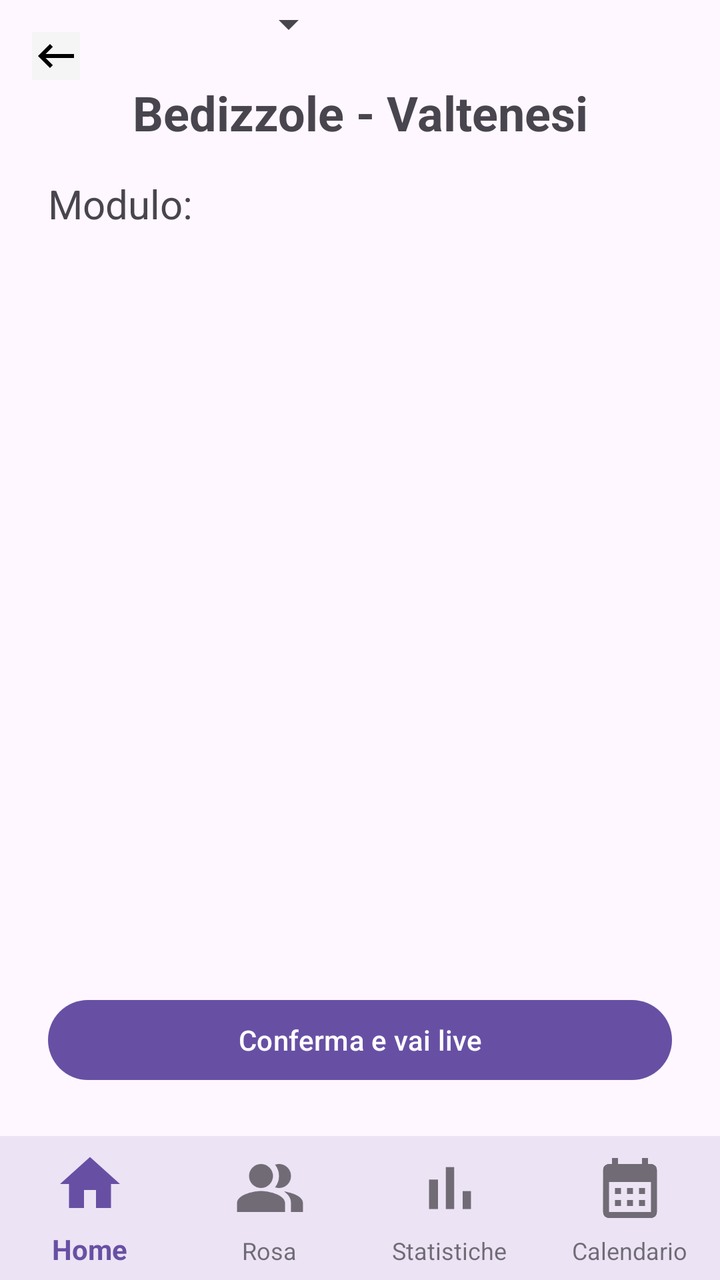
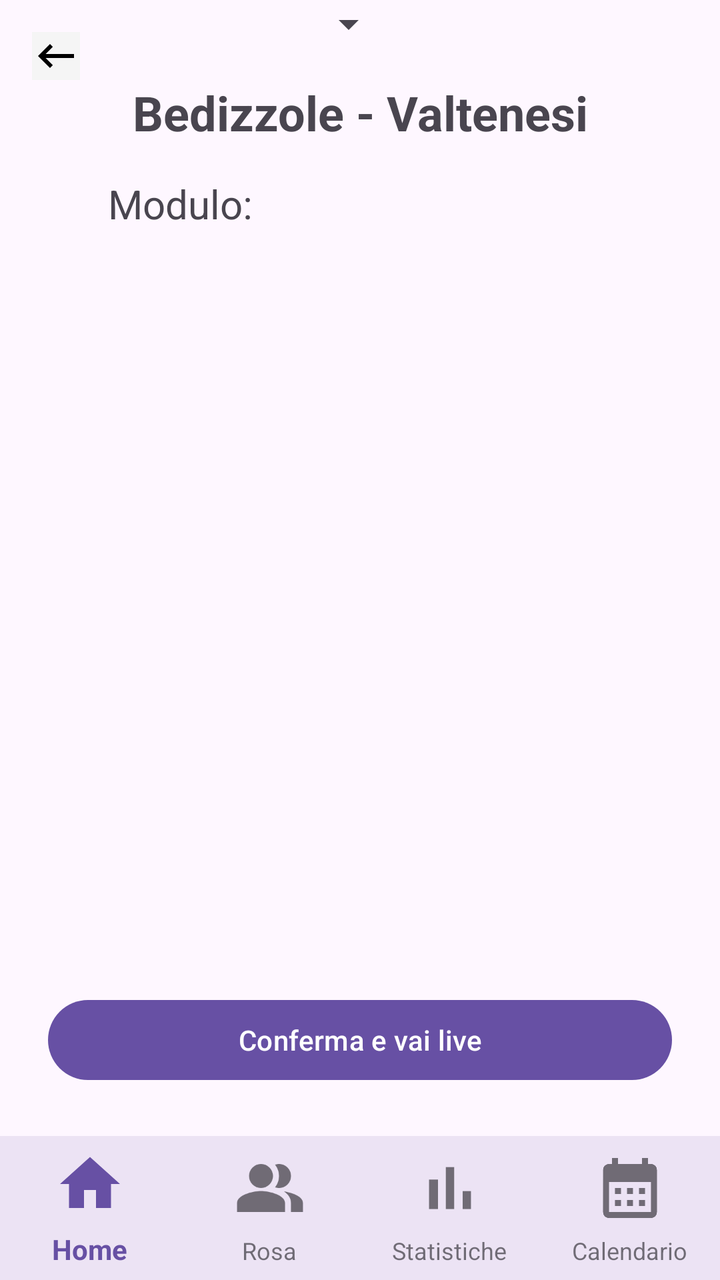

Screens rendered from an Android XML layout before and after an edit, with the pre-edit source and the edit as a unified diff.
<!-- AndroidManifest.xml: application theme Theme.YouCoach -->
<!-- res/layout/activity_formazione_titolari.xml -->
<?xml version="1.0" encoding="utf-8"?>
<androidx.constraintlayout.widget.ConstraintLayout
    xmlns:android="http://schemas.android.com/apk/res/android"
    xmlns:app="http://schemas.android.com/apk/res-auto"
    xmlns:tools="http://schemas.android.com/tools"
    android:layout_width="match_parent"
    android:layout_height="match_parent">

    <ImageButton
        android:id="@+id/back_button"
        android:layout_width="wrap_content"
        android:layout_height="wrap_content"
        android:layout_marginStart="16dp"
        android:layout_marginTop="16dp"
        android:background="@color/background_grey"
        android:src="@drawable/arrow_back"
        app:layout_constraintStart_toStartOf="parent"
        app:layout_constraintTop_toTopOf="parent" />


    <TextView
        android:id="@+id/testo_partita"
        android:layout_width="wrap_content"
        android:layout_height="wrap_content"
        android:text="Bedizzole - Valtenesi"
        android:textStyle="bold"
        android:textSize="24dp"
        app:layout_constraintStart_toStartOf="parent"
        app:layout_constraintEnd_toEndOf="parent"
        app:layout_constraintTop_toBottomOf="@+id/back_button"/>

    <TextView
        android:id="@id/testo_modulo"
        android:layout_width="wrap_content"
        android:layout_height="wrap_content"
        android:textSize="20dp"
        android:text="Modulo:"
        android:layout_marginStart="24dp"
        android:layout_marginTop="16dp"
        app:layout_constraintTop_toBottomOf="@+id/testo_partita"
        app:layout_constraintStart_toStartOf="parent"/>



    <Spinner
        android:id="@+id/spinnerModuli"
        android:layout_width="0dp"
        android:layout_height="wrap_content"
        android:layout_weight="2"
        android:layout_marginEnd="16dp"
        android:layout_marginStart="24dp"
        android:layout_marginTop="16dp"
        app:layout_constraintBaseline_toBaselineOf="@+id/testo_modulo"
        app:layout_constraintTop_toBottomOf="@+id/testo_partita"
        app:layout_constraintStart_toEndOf="@+id/testo_modulo"/>


    <androidx.recyclerview.widget.RecyclerView
        android:id="@+id/recyclerPosizioni"
        android:layout_width="0dp"
        android:layout_height="0dp"
        android:layout_marginTop="16dp"
        android:layout_marginBottom="16dp"
        android:layout_margin="24dp"
        app:layout_constraintTop_toBottomOf="@id/spinnerModuli"
        app:layout_constraintStart_toStartOf="parent"
        app:layout_constraintEnd_toEndOf="parent"
        app:layout_constraintBottom_toTopOf="@id/buttonConferma"/>






    <Button
        android:id="@+id/buttonConferma"
        android:layout_width="0dp"
        android:layout_height="wrap_content"
        android:text="Conferma e vai live"
        app:layout_constraintBottom_toTopOf="@+id/bottom_navigation"
        app:layout_constraintStart_toStartOf="parent"
        app:layout_constraintEnd_toEndOf="parent"
        android:layout_marginStart="24dp"
        android:layout_marginEnd="24dp"
        android:layout_marginBottom="24dp"/>

    <com.google.android.material.bottomnavigation.BottomNavigationView
        android:id="@+id/bottom_navigation"
        android:layout_width="0dp"
        android:layout_height="72dp"
        android:background="?android:attr/windowBackground"
        app:labelVisibilityMode="labeled"
        app:menu="@menu/bottom_nav_menu"
        style="@style/BottomNavigationViewStyle"
        app:layout_constraintBottom_toBottomOf="parent"
        app:layout_constraintStart_toStartOf="parent"
        app:layout_constraintEnd_toEndOf="parent" />

</androidx.constraintlayout.widget.ConstraintLayout>
<!-- resources referenced by this layout -->
<resources>
  <color name="background_grey">#F5F5F5</color>
  <!-- drawable arrow_back (drawable) -->
  <vector xmlns:android="http://schemas.android.com/apk/res/android" android:autoMirrored="true" android:height="24dp" android:tint="#000000" android:viewportHeight="24" android:viewportWidth="24" android:width="24dp">
        
      <path android:fillColor="@android:color/white" android:pathData="M21,11H6.83l3.58,-3.59L9,6l-6,6 6,6 1.41,-1.41L6.83,13H21z"/>
      
  </vector>
  <style name="BottomNavigationViewStyle" parent="Widget.MaterialComponents.BottomNavigationView">
          <item name="itemIconSize">36dp</item> 
          <item name="itemTextAppearanceActive">@style/ActiveTextStyle</item> 
          <item name="itemTextAppearanceInactive">@style/InactiveTextStyle</item> 
      </style>
  <style name="Theme.YouCoach" parent="Base.Theme.YouCoach" />
  <style name="ActiveTextStyle" parent="TextAppearance.AppCompat.Small">
          <item name="android:textSize">14sp</item>
      </style>
  <style name="InactiveTextStyle" parent="TextAppearance.AppCompat.Small">
          <item name="android:textSize">12sp</item>
      </style>
  <style name="Base.Theme.YouCoach" parent="Theme.Material3.DayNight.NoActionBar">
          
          
      </style>
</resources>

<!-- the commit's change to res/layout/activity_formazione_titolari.xml (unified diff, before → after) -->
@@ -2,7 +2,6 @@
 <androidx.constraintlayout.widget.ConstraintLayout
     xmlns:android="http://schemas.android.com/apk/res/android"
     xmlns:app="http://schemas.android.com/apk/res-auto"
-    xmlns:tools="http://schemas.android.com/tools"
     android:layout_width="match_parent"
     android:layout_height="match_parent">
 
@@ -35,7 +34,7 @@
         android:layout_height="wrap_content"
         android:textSize="20dp"
         android:text="Modulo:"
-        android:layout_marginStart="24dp"
+        android:layout_marginStart="54dp"
         android:layout_marginTop="16dp"
         app:layout_constraintTop_toBottomOf="@+id/testo_partita"
         app:layout_constraintStart_toStartOf="parent"/>
